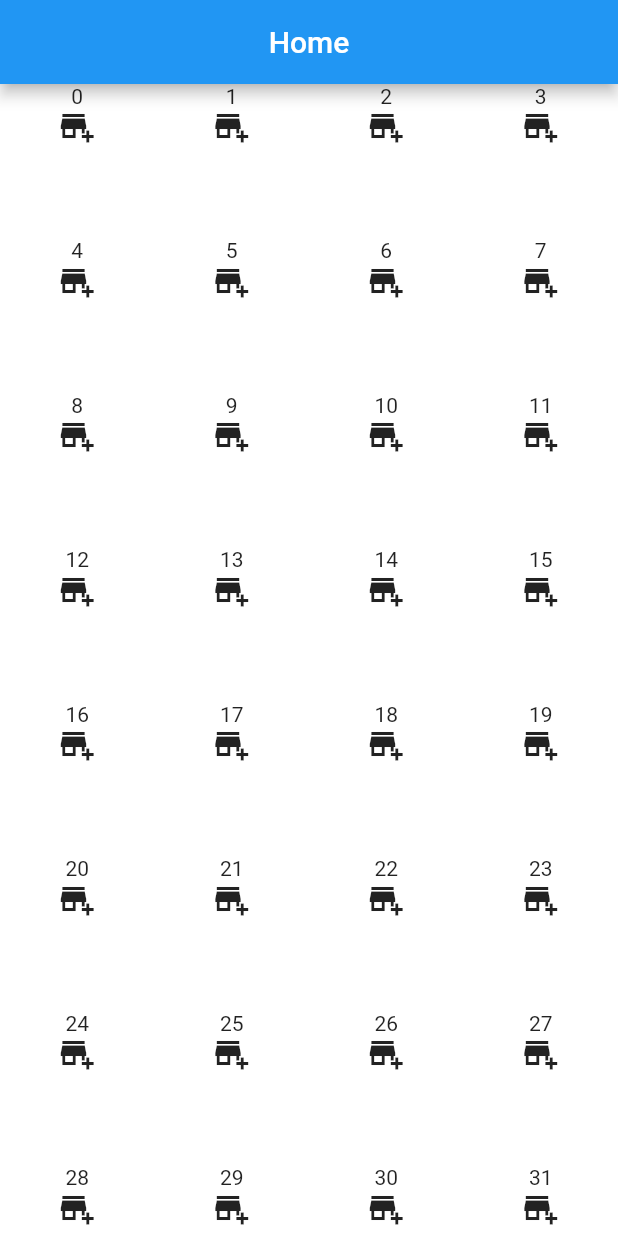
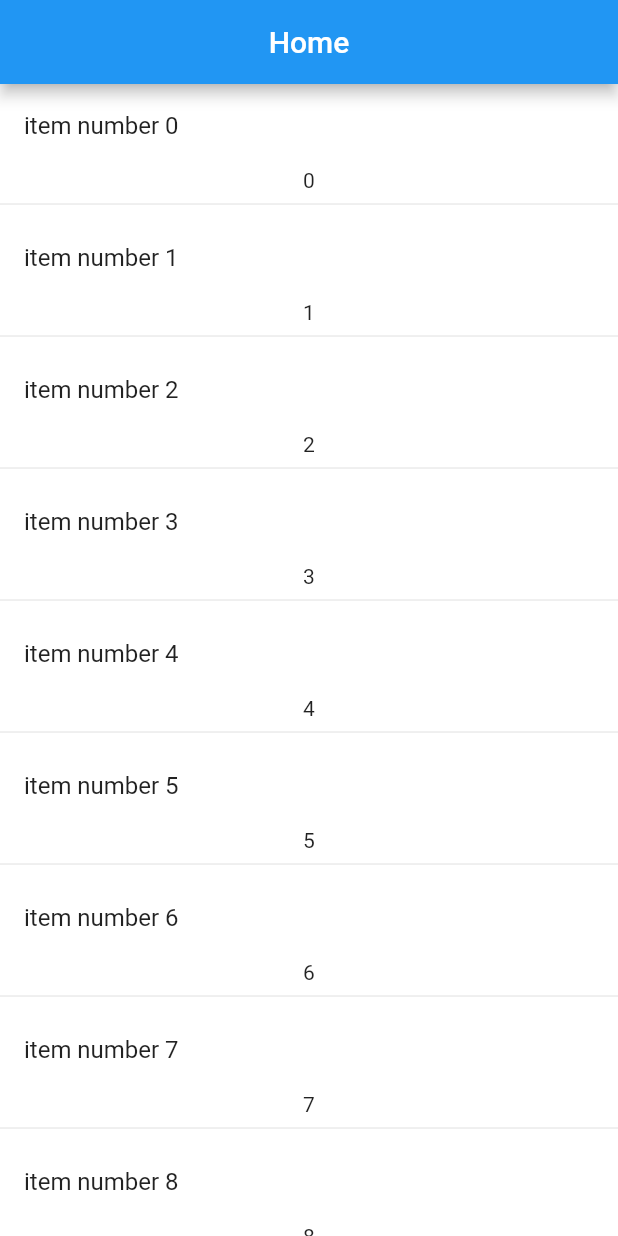
Before and after one commit to saem10/Flutter_project, a Flutter app: the screen it shows after launch, on a phone screen of 412 x 824 dp. Run offline on Flutter 3.47's test engine with Material 2 defaults, Android fonts, the phone set to English and light mode, and no system bars.

Commit message:
listView_builder, listview_separated

```diff
--- a/lib/main.dart
+++ b/lib/main.dart
@@ -1,5 +1,4 @@
 import 'package:flutter/material.dart';
-
 void main(){
   runApp(
       MyApp()
@@ -22,27 +21,35 @@ class HomeScreen extends StatelessWidget{
           centerTitle: true,
           title: Text('Home'),
         ),
-
         body:
         Scrollbar(
           thickness: 10,
           radius: Radius.circular(8),
-                   child: GridView.builder(
-                     itemCount: 100,
-                    gridDelegate: SliverGridDelegateWithFixedCrossAxisCount(
-                        crossAxisCount: 4),
-                     itemBuilder: (BuildContext context, int index) {
+          child:
+          /*ListView.builder(
+            itemCount: 10,
+            itemBuilder: (context, index) {
+              return ListTile(
+                title: Text('item number $index'),
+              );
+             }),*/
+          ListView.separated(
+            itemCount: 20,
+            itemBuilder: (context, index) {
+              return ListTile(
+                title: Text('item number $index'),
+              );
+            },
+            separatorBuilder: (context,index){
               return Column(
                 children: [
                   Text(index.toString()),
-                          Icon(Icons.add_business),
+                  Divider(),
                 ],
               );
             },
-
           ),
-
-       ),
+        )
     );
   }
 }
```
Lines whose indentation alone changed are shown as unchanged.
